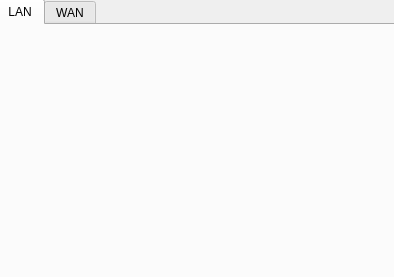
Before: the Qt Designer form ui/network_settings.ui in nnarain/dotrix, drawn with Qt 5.
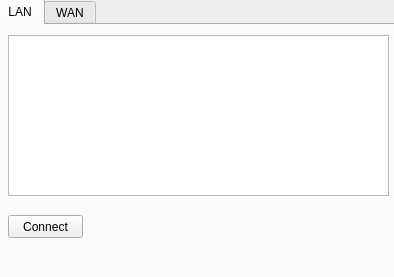
After: the same form once the commit is applied.

Commit message: added discover client class

Diff of the .ui file:
```diff
--- a/ui/network_settings.ui
+++ b/ui/network_settings.ui
@@ -29,6 +29,29 @@
     <attribute name="title">
      <string>LAN</string>
     </attribute>
+    <widget class="QPushButton" name="bnConnect">
+     <property name="geometry">
+      <rect>
+       <x>10</x>
+       <y>190</y>
+       <width>75</width>
+       <height>23</height>
+      </rect>
+     </property>
+     <property name="text">
+      <string>Connect</string>
+     </property>
+    </widget>
+    <widget class="QTextEdit" name="etOutput">
+     <property name="geometry">
+      <rect>
+       <x>10</x>
+       <y>10</y>
+       <width>381</width>
+       <height>161</height>
+      </rect>
+     </property>
+    </widget>
    </widget>
    <widget class="QWidget" name="wan">
     <attribute name="title">
```
Left out of the diff: 6 changed lines with no effect on the pictures. The commit also changes 6 other files.
